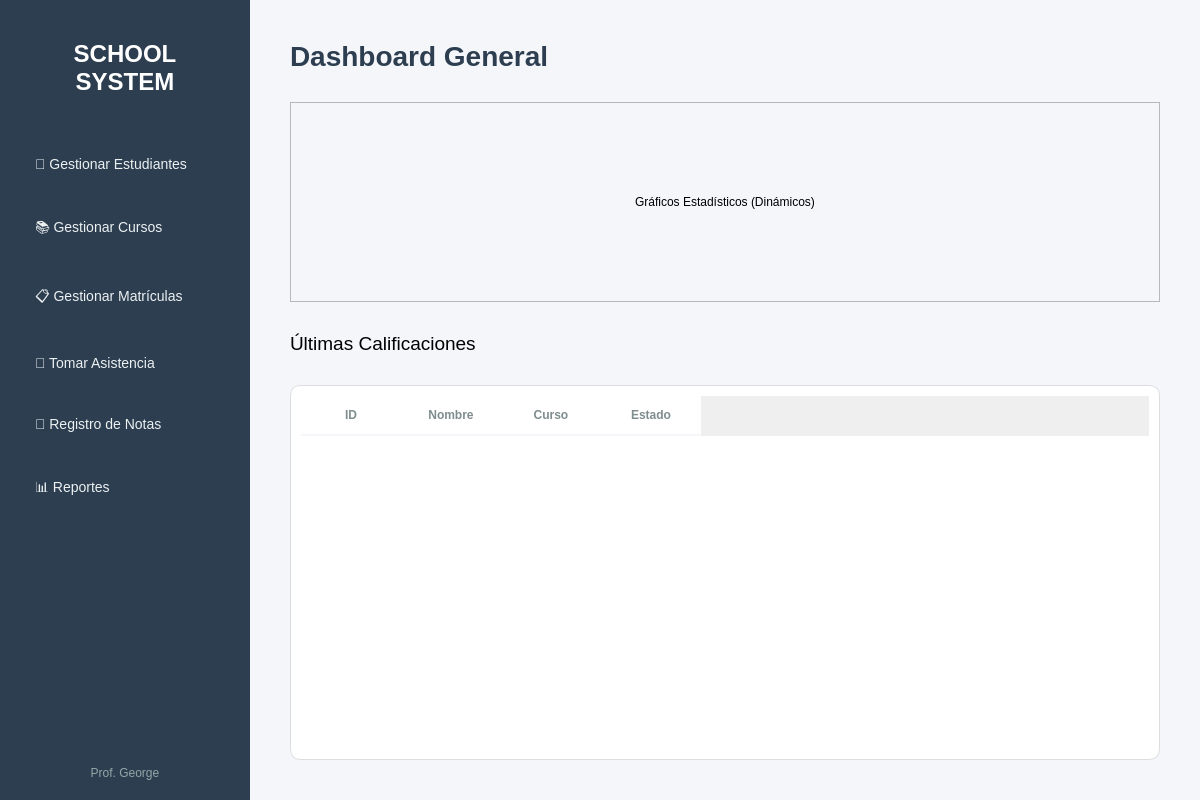
The window that ui/dashboard.ui (LordFeitan/registro_notas_colegio) describes before a commit, drawn with Qt 5.
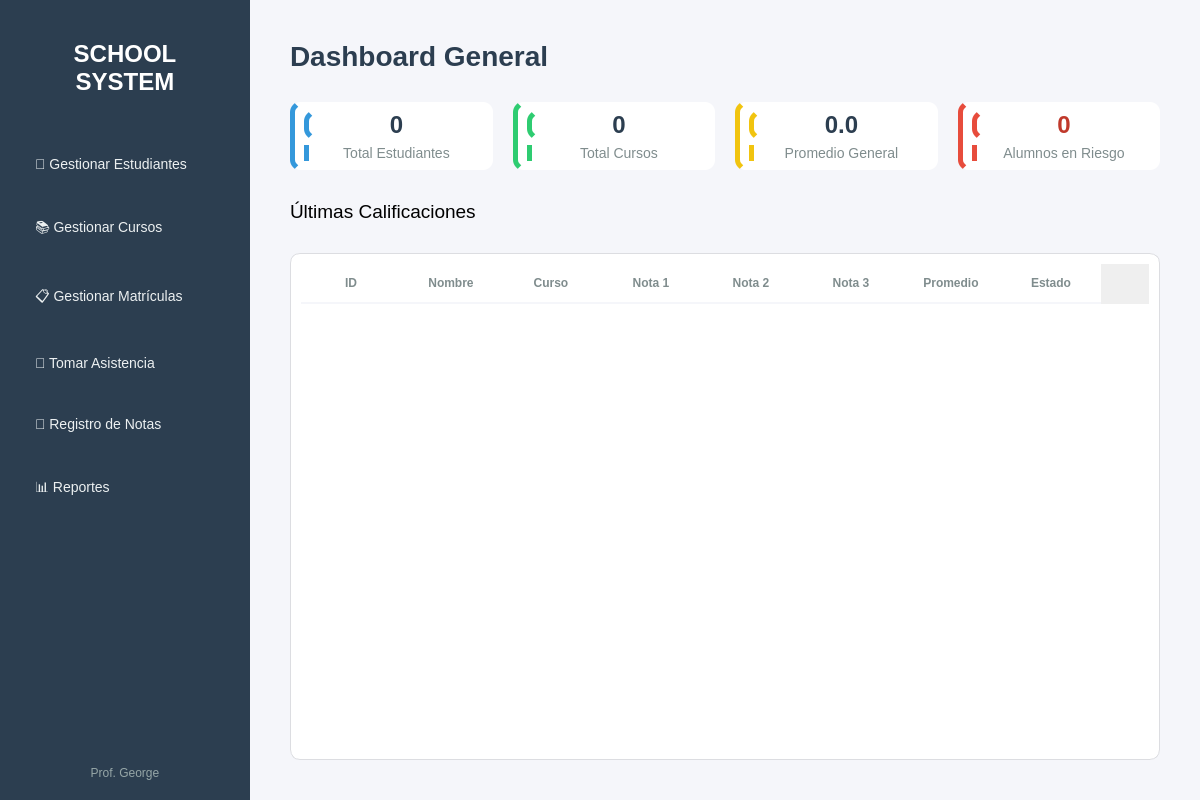
The same window after the commit.

Commit message: validaciones en curso y nuevo dashboard

Diff of the .ui file:
```diff
--- a/ui/dashboard.ui
+++ b/ui/dashboard.ui
@@ -264,32 +264,221 @@
         </widget>
        </item>
        <item>
-        <widget class="QFrame" name="statsFrame">
-         <property name="minimumSize">
-          <size>
-           <width>0</width>
-           <height>200</height>
-          </size>
-         </property>
-         <property name="frameShape">
-          <enum>QFrame::StyledPanel</enum>
-         </property>
-         <property name="frameShadow">
-          <enum>QFrame::Raised</enum>
-         </property>
-         <layout class="QHBoxLayout" name="horizontalLayout_2">
+        <widget class="QWidget" name="kpiContainer" native="true">
+         <layout class="QHBoxLayout" name="kpiLayout">
           <property name="spacing">
            <number>20</number>
           </property>
-          <!-- Placeholder for dynamic charts -->
+          <property name="leftMargin">
+           <number>0</number>
+          </property>
+          <property name="topMargin">
+           <number>0</number>
+          </property>
+          <property name="rightMargin">
+           <number>0</number>
+          </property>
+          <property name="bottomMargin">
+           <number>0</number>
+          </property>
+          
+          <!-- CARD 1: ESTUDIANTES -->
           <item>
-           <widget class="QLabel" name="label_placeholder">
-            <property name="text">
-             <string>Gráficos Estadísticos (Dinámicos)</string>
+           <widget class="QFrame" name="cardEstudiantes">
+            <property name="styleSheet">
+             <string notr="true">QFrame {
+    background-color: white;
+    border-radius: 10px;
+    border-left: 5px solid #3498db;
+}
+QLabel#lblValEstudiantes {
+    font-size: 24px;
+    font-weight: bold;
+    color: #2c3e50;
+}
+QLabel#lblTitEstudiantes {
+    color: #7f8c8d;
+    font-size: 14px;
+}</string>
             </property>
-            <property name="alignment">
-             <set>Qt::AlignCenter</set>
+            <property name="frameShape">
+             <enum>QFrame::StyledPanel</enum>
             </property>
+            <property name="frameShadow">
+             <enum>QFrame::Raised</enum>
+            </property>
+            <layout class="QVBoxLayout" name="vbox1">
+             <item>
+              <widget class="QLabel" name="lblValEstudiantes">
+               <property name="text">
+                <string>0</string>
+               </property>
+               <property name="alignment">
+                <set>Qt::AlignCenter</set>
+               </property>
+              </widget>
+             </item>
+             <item>
+              <widget class="QLabel" name="lblTitEstudiantes">
+               <property name="text">
+                <string>Total Estudiantes</string>
+               </property>
+               <property name="alignment">
+                <set>Qt::AlignCenter</set>
+               </property>
+              </widget>
+             </item>
+            </layout>
+           </widget>
+          </item>
+
+          <!-- CARD 2: CURSOS -->
+          <item>
+           <widget class="QFrame" name="cardCursos">
+            <property name="styleSheet">
+             <string notr="true">QFrame {
+    background-color: white;
+    border-radius: 10px;
+    border-left: 5px solid #2ecc71;
+}
+QLabel#lblValCursos {
+    font-size: 24px;
+    font-weight: bold;
+    color: #2c3e50;
+}
+QLabel#lblTitCursos {
+    color: #7f8c8d;
+    font-size: 14px;
+}</string>
+            </property>
+            <property name="frameShape">
+             <enum>QFrame::StyledPanel</enum>
+            </property>
+            <property name="frameShadow">
+             <enum>QFrame::Raised</enum>
+            </property>
+            <layout class="QVBoxLayout" name="vbox2">
+             <item>
+              <widget class="QLabel" name="lblValCursos">
+               <property name="text">
+                <string>0</string>
+               </property>
+               <property name="alignment">
+                <set>Qt::AlignCenter</set>
+               </property>
+              </widget>
+             </item>
+             <item>
+              <widget class="QLabel" name="lblTitCursos">
+               <property name="text">
+                <string>Total Cursos</string>
+               </property>
+               <property name="alignment">
+                <set>Qt::AlignCenter</set>
+               </property>
+              </widget>
+             </item>
+            </layout>
+           </widget>
+          </item>
+
+          <!-- CARD 3: PROMEDIO -->
+          <item>
+           <widget class="QFrame" name="cardPromedio">
+            <property name="styleSheet">
+             <string notr="true">QFrame {
+    background-color: white;
+    border-radius: 10px;
+    border-left: 5px solid #f1c40f;
+}
+QLabel#lblValPromedio {
+    font-size: 24px;
+    font-weight: bold;
+    color: #2c3e50;
+}
+QLabel#lblTitPromedio {
+    color: #7f8c8d;
+    font-size: 14px;
+}</string>
+            </property>
+            <property name="frameShape">
+             <enum>QFrame::StyledPanel</enum>
+            </property>
+            <property name="frameShadow">
+             <enum>QFrame::Raised</enum>
+            </property>
+            <layout class="QVBoxLayout" name="vbox3">
+             <item>
+              <widget class="QLabel" name="lblValPromedio">
+               <property name="text">
+                <string>0.0</string>
+               </property>
+               <property name="alignment">
+                <set>Qt::AlignCenter</set>
+               </property>
+              </widget>
+             </item>
+             <item>
+              <widget class="QLabel" name="lblTitPromedio">
+               <property name="text">
+                <string>Promedio General</string>
+               </property>
+               <property name="alignment">
+                <set>Qt::AlignCenter</set>
+               </property>
+              </widget>
+             </item>
+            </layout>
+           </widget>
+          </item>
+
+          <!-- CARD 4: RIESGO -->
+          <item>
+           <widget class="QFrame" name="cardRiesgo">
+            <property name="styleSheet">
+             <string notr="true">QFrame {
+    background-color: white;
+    border-radius: 10px;
+    border-left: 5px solid #e74c3c;
+}
+QLabel#lblValRiesgo {
+    font-size: 24px;
+    font-weight: bold;
+    color: #c0392b;
+}
+QLabel#lblTitRiesgo {
+    color: #7f8c8d;
+    font-size: 14px;
+}</string>
+            </property>
+            <property name="frameShape">
+             <enum>QFrame::StyledPanel</enum>
+            </property>
+            <property name="frameShadow">
+             <enum>QFrame::Raised</enum>
+            </property>
+            <layout class="QVBoxLayout" name="vbox4">
+             <item>
+              <widget class="QLabel" name="lblValRiesgo">
+               <property name="text">
+                <string>0</string>
+               </property>
+               <property name="alignment">
+                <set>Qt::AlignCenter</set>
+               </property>
+              </widget>
+             </item>
+             <item>
+              <widget class="QLabel" name="lblTitRiesgo">
+               <property name="text">
+                <string>Alumnos en Riesgo</string>
+               </property>
+               <property name="alignment">
+                <set>Qt::AlignCenter</set>
+               </property>
+              </widget>
+             </item>
+            </layout>
            </widget>
           </item>
          </layout>
@@ -311,7 +500,7 @@
        <item>
         <widget class="QTableWidget" name="tableWidget">
          <property name="columnCount">
-          <number>4</number>
+          <number>8</number>
          </property>
          <column>
           <property name="text">
@@ -328,6 +517,26 @@
            <string>Curso</string>
           </property>
          </column>
+         <column>
+          <property name="text">
+           <string>Nota 1</string>
+          </property>
+         </column>
+         <column>
+          <property name="text">
+           <string>Nota 2</string>
+          </property>
+         </column>
+         <column>
+          <property name="text">
+           <string>Nota 3</string>
+          </property>
+         </column>
+         <column>
+          <property name="text">
+           <string>Promedio</string>
+          </property>
+         </column>
          <column>
           <property name="text">
            <string>Estado</string>
```
The commit also changes 3 other files.
